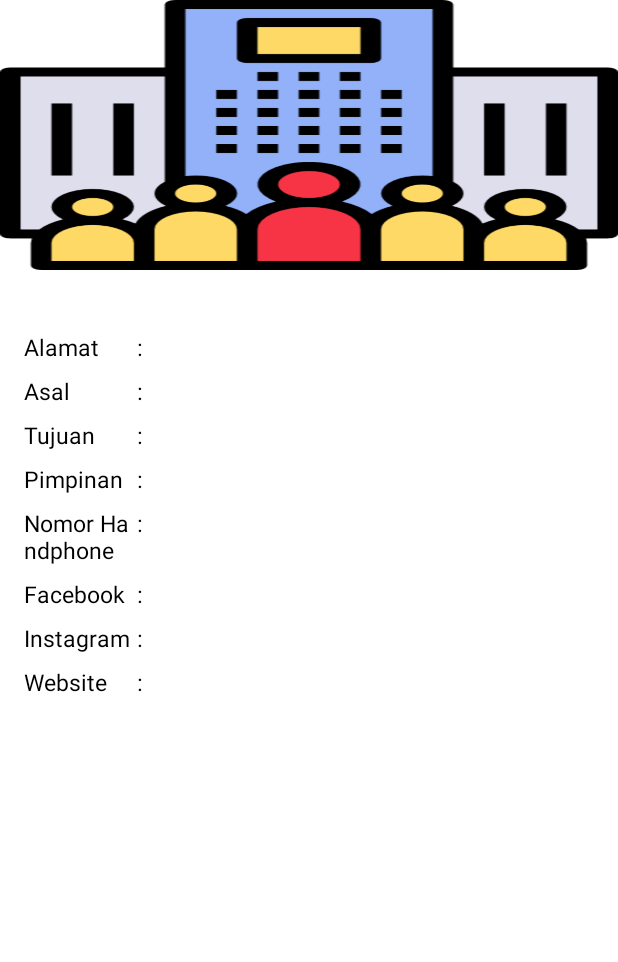
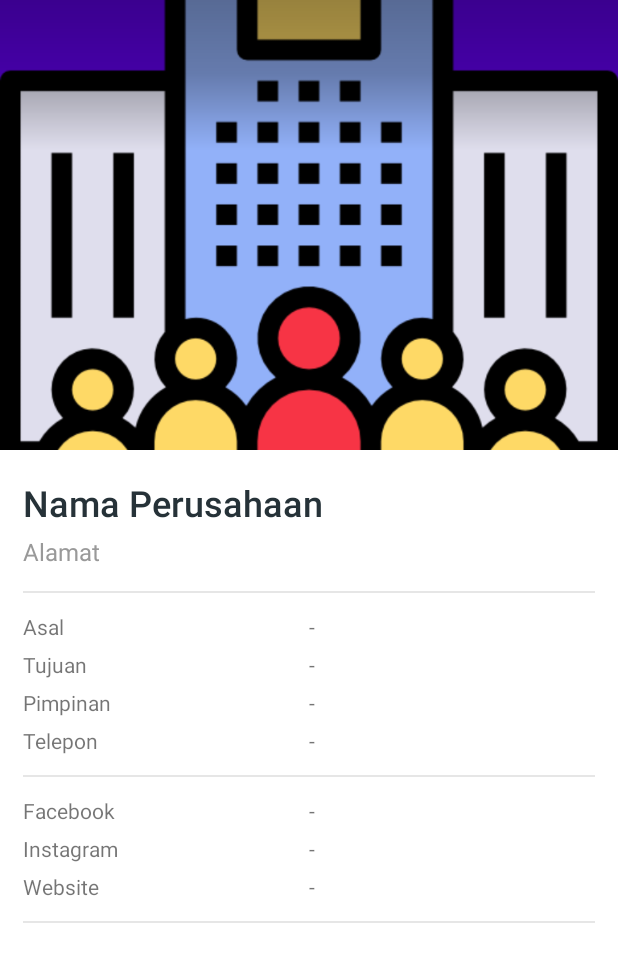
Before and after one commit to ifvodeky24/ApilkasiRuteTravel, an Android app: the DetailPerusahaanFragment screen opened through its navigation route, on a phone screen of 412 x 824 dp. Shown: the top 962 px of the screen. Run offline under Robolectric (Android 15) with nearby library versions, the phone set to English and light mode, and no system bars; our stand-ins replace Room's generated code, Timber; pictures from the network do not load.

Commit message:
renew detail perusahaan

```diff
--- a/app/src/main/java/com/example/aplikasirutetravel/ui/perusahaan/DetailPerusahaanFragment.kt
+++ b/app/src/main/java/com/example/aplikasirutetravel/ui/perusahaan/DetailPerusahaanFragment.kt
@@ -10,6 +10,7 @@ import androidx.lifecycle.ViewModelProvider
 import com.bumptech.glide.Glide
 import com.example.aplikasirutetravel.data.source.remote.service.ApiConfig
 import com.example.aplikasirutetravel.databinding.FragmentDetailPerusahaanBinding
+import com.example.aplikasirutetravel.databinding.FragmentDetailPerusahaanNewBinding
 import com.example.aplikasirutetravel.viewmodel.PerusahaanViewModel
 import com.example.aplikasirutetravel.viewmodel.ViewModelFactory
 import com.example.aplikasirutetravel.vo.Status
@@ -23,7 +24,7 @@ class DetailPerusahaanFragment : Fragment() {
         const val ID_PERUSAHAAN = "id_perusahaan"
     }
 
-    private var _binding: FragmentDetailPerusahaanBinding? = null
+    private var _binding: FragmentDetailPerusahaanNewBinding? = null
     private val binding get() = _binding
 
     override fun onCreateView(
@@ -31,7 +32,7 @@ class DetailPerusahaanFragment : Fragment() {
         savedInstanceState: Bundle?
     ): View? {
         // Inflate the layout for this fragment
-        _binding = FragmentDetailPerusahaanBinding.inflate(inflater, container, false)
+        _binding = FragmentDetailPerusahaanNewBinding.inflate(inflater, container, false)
         return binding?.root
     }
 
--- /dev/null
+++ b/app/src/main/res/layout/fragment_detail_perusahaan_new.xml
@@ -0,0 +1,297 @@
+<?xml version="1.0" encoding="utf-8"?>
+<androidx.coordinatorlayout.widget.CoordinatorLayout xmlns:android="http://schemas.android.com/apk/res/android"
+    xmlns:app="http://schemas.android.com/apk/res-auto"
+    xmlns:tools="http://schemas.android.com/tools"
+    android:layout_width="match_parent"
+    android:layout_height="match_parent"
+    tools:context=".ui.perusahaan.DetailPerusahaanFragment">
+
+    <com.google.android.material.appbar.AppBarLayout
+        android:id="@+id/app_bar_layout"
+        android:layout_width="match_parent"
+        android:layout_height="300dp"
+        android:fitsSystemWindows="true"
+        android:theme="@style/ThemeOverlay.AppCompat.Dark.ActionBar">
+
+        <com.google.android.material.appbar.CollapsingToolbarLayout
+            android:id="@+id/collapsing_toolbar"
+            android:layout_width="match_parent"
+            android:layout_height="match_parent"
+            android:fitsSystemWindows="true"
+            app:contentScrim="@android:color/white"
+            app:expandedTitleTextAppearance="@style/TextAppearance.AppCompat.Title"
+            app:layout_scrollFlags="scroll|enterAlwaysCollapsed"
+            app:statusBarScrim="@android:color/white"
+            app:titleEnabled="false">
+
+            <ImageView
+                android:id="@+id/ivPerusahaan"
+                android:layout_width="match_parent"
+                android:layout_height="match_parent"
+                android:fitsSystemWindows="true"
+                android:scaleType="centerCrop"
+                android:src="@drawable/ic_company"
+                app:layout_collapseMode="parallax" />
+
+            <View
+                android:layout_width="match_parent"
+                android:layout_height="100dp"
+                android:background="@drawable/bg_gradient"
+                android:fitsSystemWindows="true"
+                android:rotation="180" />
+
+            <FrameLayout
+                android:layout_width="match_parent"
+                android:layout_height="wrap_content">
+
+                <androidx.appcompat.widget.Toolbar
+                    android:id="@+id/toolbar"
+                    android:layout_width="match_parent"
+                    android:layout_height="?attr/actionBarSize"
+                    app:contentInsetStartWithNavigation="0dp"
+                    app:popupTheme="@style/ThemeOverlay.AppCompat.Light" />
+
+            </FrameLayout>
+
+        </com.google.android.material.appbar.CollapsingToolbarLayout>
+
+    </com.google.android.material.appbar.AppBarLayout>
+
+    <androidx.core.widget.NestedScrollView
+        android:layout_width="match_parent"
+        android:layout_height="match_parent"
+        android:background="@android:color/white"
+        android:clipToPadding="false"
+        android:scrollbars="none"
+        android:scrollingCache="true"
+        app:layout_behavior="@string/appbar_scrolling_view_behavior">
+
+        <LinearLayout
+            android:layout_width="match_parent"
+            android:layout_height="wrap_content"
+            android:orientation="vertical"
+            android:padding="@dimen/spacing_large">
+
+            <TextView
+                android:id="@+id/tvNamaPerusahaan"
+                android:layout_width="match_parent"
+                android:layout_height="wrap_content"
+                android:layout_marginTop="@dimen/spacing_small"
+                android:text="@string/nama_perusahaan"
+                android:textAppearance="@style/Base.TextAppearance.AppCompat.Headline"
+                android:textColor="@color/grey_90"
+                app:fontFamily="sans-serif-medium" />
+
+            <TextView
+                android:id="@+id/tvAlamatPerusahaan"
+                android:layout_width="match_parent"
+                android:layout_height="wrap_content"
+                android:layout_marginTop="@dimen/spacing_medium"
+                android:text="@string/alamat"
+                android:textAppearance="@style/Base.TextAppearance.AppCompat.Subhead"
+                android:textColor="@color/grey_40" />
+
+            <View
+                android:layout_width="match_parent"
+                android:layout_height="1dp"
+                android:layout_marginTop="@dimen/spacing_large"
+                android:layout_marginBottom="@dimen/spacing_middle"
+                android:background="@color/grey_10" />
+
+            <!--nutrition chart-->
+            <LinearLayout
+                android:layout_width="match_parent"
+                android:layout_height="wrap_content"
+                android:orientation="vertical"
+                android:visibility="visible">
+
+                <LinearLayout
+                    android:layout_width="match_parent"
+                    android:layout_height="wrap_content"
+                    android:gravity="center_vertical"
+                    android:minHeight="@dimen/spacing_mxlarge"
+                    android:orientation="horizontal">
+
+                    <TextView
+                        android:layout_width="0dp"
+                        android:layout_height="wrap_content"
+                        android:layout_weight="2"
+                        android:text="Asal" />
+
+                    <TextView
+                        android:id="@+id/tvAsal"
+                        android:layout_width="0dp"
+                        android:layout_height="wrap_content"
+                        android:layout_weight="2"
+                        android:text="-" />
+
+                </LinearLayout>
+
+                <LinearLayout
+                    android:layout_width="match_parent"
+                    android:layout_height="wrap_content"
+                    android:gravity="center_vertical"
+                    android:minHeight="@dimen/spacing_mxlarge"
+                    android:orientation="horizontal">
+
+                    <TextView
+                        android:layout_width="0dp"
+                        android:layout_height="wrap_content"
+                        android:layout_weight="2"
+                        android:text="Tujuan" />
+
+                    <TextView
+                        android:id="@+id/tvTujuan"
+                        android:layout_width="0dp"
+                        android:layout_height="wrap_content"
+                        android:layout_weight="2"
+                        android:text="-" />
+
+                </LinearLayout>
+
+                <LinearLayout
+                    android:layout_width="match_parent"
+                    android:layout_height="wrap_content"
+                    android:gravity="center_vertical"
+                    android:minHeight="@dimen/spacing_mxlarge"
+                    android:orientation="horizontal">
+
+                    <TextView
+                        android:layout_width="0dp"
+                        android:layout_height="wrap_content"
+                        android:layout_weight="2"
+                        android:text="Pimpinan" />
+
+                    <TextView
+                        android:id="@+id/tvPimpinan"
+                        android:layout_width="0dp"
+                        android:layout_height="wrap_content"
+                        android:layout_weight="2"
+                        android:text="-" />
+
+                </LinearLayout>
+
+                <LinearLayout
+                    android:layout_width="match_parent"
+                    android:layout_height="wrap_content"
+                    android:gravity="center_vertical"
+                    android:minHeight="@dimen/spacing_mxlarge"
+                    android:orientation="horizontal">
+
+                    <TextView
+                        android:layout_width="0dp"
+                        android:layout_height="wrap_content"
+                        android:layout_weight="2"
+                        android:text="Telepon" />
+
+                    <TextView
+                        android:id="@+id/tvNomorHandphone"
+                        android:layout_width="0dp"
+                        android:layout_height="wrap_content"
+                        android:layout_weight="2"
+                        android:text="-" />
+
+                </LinearLayout>
+
+                <View
+                    android:layout_width="match_parent"
+                    android:layout_height="1dp"
+                    android:layout_marginTop="@dimen/spacing_middle"
+                    android:layout_marginBottom="@dimen/spacing_middle"
+                    android:background="@color/grey_10" />
+
+                <LinearLayout
+                    android:layout_width="match_parent"
+                    android:layout_height="wrap_content"
+                    android:gravity="center_vertical"
+                    android:minHeight="@dimen/spacing_mxlarge"
+                    android:orientation="horizontal">
+
+                    <TextView
+                        android:layout_width="0dp"
+                        android:layout_height="wrap_content"
+                        android:layout_weight="2"
+                        android:text="Facebook" />
+
+                    <TextView
+                        android:id="@+id/tvFacebook"
+                        android:layout_width="0dp"
+                        android:layout_height="wrap_content"
+                        android:layout_weight="2"
+                        android:text="-" />
+
+                </LinearLayout>
+
+                <LinearLayout
+                    android:layout_width="match_parent"
+                    android:layout_height="wrap_content"
+                    android:gravity="center_vertical"
+                    android:minHeight="@dimen/spacing_mxlarge"
+                    android:orientation="horizontal">
+
+                    <TextView
+                        android:layout_width="0dp"
+                        android:layout_height="wrap_content"
+                        android:layout_weight="2"
+                        android:text="Instagram" />
+
+                    <TextView
+                        android:id="@+id/tvInstagram"
+                        android:layout_width="0dp"
+                        android:layout_height="wrap_content"
+                        android:layout_weight="2"
+                        android:text="-" />
+
+                </LinearLayout>
+
+                <LinearLayout
+                    android:layout_width="match_parent"
+                    android:layout_height="wrap_content"
+                    android:gravity="center_vertical"
+                    android:minHeight="@dimen/spacing_mxlarge"
+                    android:orientation="horizontal">
+
+                    <TextView
+                        android:layout_width="0dp"
+                        android:layout_height="wrap_content"
+                        android:layout_weight="2"
+                        android:text="Website" />
+
+                    <TextView
+                        android:id="@+id/tvWebsite"
+                        android:layout_width="0dp"
+                        android:layout_height="wrap_content"
+                        android:layout_weight="2"
+                        android:text="-" />
+
+                </LinearLayout>
+
+            </LinearLayout>
+
+            <View
+                android:layout_width="match_parent"
+                android:layout_height="1dp"
+                android:layout_marginTop="@dimen/spacing_middle"
+                android:layout_marginBottom="@dimen/spacing_middle"
+                android:background="@color/grey_10" />
+
+
+        </LinearLayout>
+
+    </androidx.core.widget.NestedScrollView>
+
+    <!--    <com.google.android.material.floatingactionbutton.FloatingActionButton-->
+    <!--        android:id="@+id/fab_maps_pharmacy"-->
+    <!--        android:layout_width="wrap_content"-->
+    <!--        android:layout_height="44dp"-->
+    <!--        android:layout_margin="@dimen/spacing_mlarge"-->
+    <!--        android:clickable="true"-->
+    <!--        android:tint="@android:color/white"-->
+    <!--        app:backgroundTint="@color/light_green_600"-->
+    <!--        app:fabSize="normal"-->
+    <!--        app:layout_anchor="@id/app_bar_layout"-->
+    <!--        app:layout_anchorGravity="bottom|right|end"-->
+    <!--        app:srcCompat="@drawable/ic_map_white"-->
+    <!--        tools:ignore="VectorDrawableCompat" />-->
+
+</androidx.coordinatorlayout.widget.CoordinatorLayout>
--- a/app/src/main/res/values/strings.xml
+++ b/app/src/main/res/values/strings.xml
@@ -12,5 +12,7 @@
     <string name="nama_lokasi">Nama Lokasi</string>
     <string name="tanggal">Tanggal</string>
     <string name="deskripsi">Deskripsi</string>
+    <string name="nama_perusahaan">Nama Perusahaan</string>
+    <string name="alamat">Alamat</string>
 
 </resources>
```
